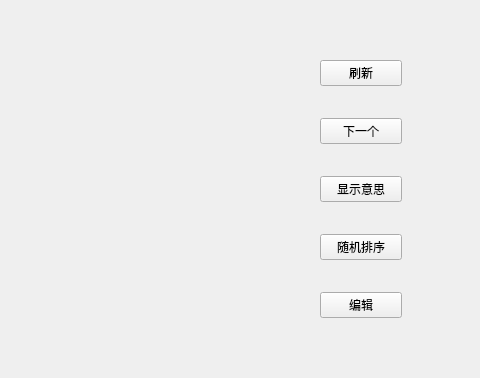
Old version of the form wordRecital_source_code/mainwindow.ui in the repository walker51758/QtGit; both pictures show x 320 to 800 and y 99 to 477 of the 800 by 600 pixel window.
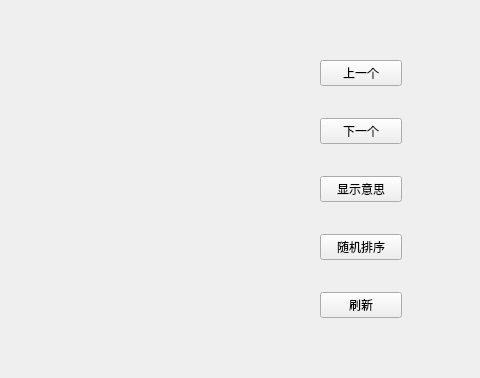
New version of the form.

Commit message: 修改了按键的逻辑和代码中一些混乱的表示 增加了“上一步”的功能，将“编辑”按钮放到“菜单”中，同时“编辑”界面不再有“表格”一栏。

The edit to the form file:
```diff
--- a/wordRecital_source_code/mainwindow.ui
+++ b/wordRecital_source_code/mainwindow.ui
@@ -76,9 +76,9 @@
     </property>
     <layout class="QVBoxLayout" name="verticalLayout">
      <item>
-      <widget class="QPushButton" name="renewPushButton">
+      <widget class="QPushButton" name="formerPushButton">
        <property name="text">
-        <string>刷新</string>
+        <string>上一个</string>
        </property>
       </widget>
      </item>
@@ -104,9 +104,9 @@
       </widget>
      </item>
      <item>
-      <widget class="QPushButton" name="editPushButton">
+      <widget class="QPushButton" name="renewPushButton">
        <property name="text">
-        <string>编辑</string>
+        <string>刷新</string>
        </property>
       </widget>
      </item>
```
Left out of the diff: 6 changed lines with no effect on the pictures. The commit also changes 6 other files.
